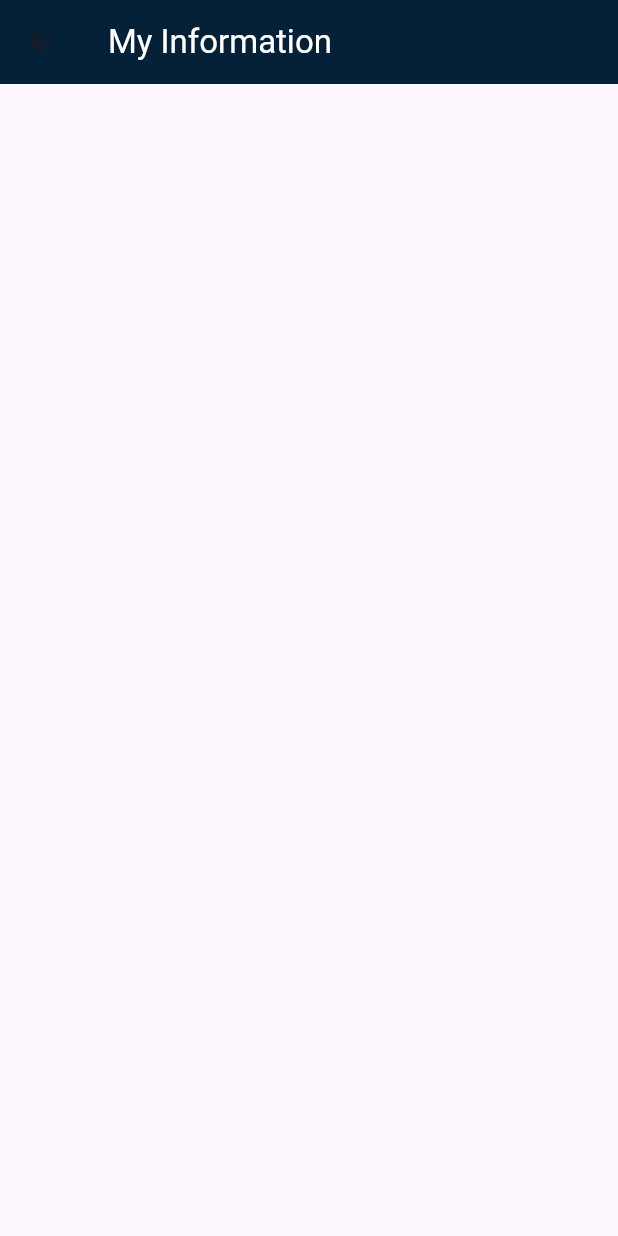
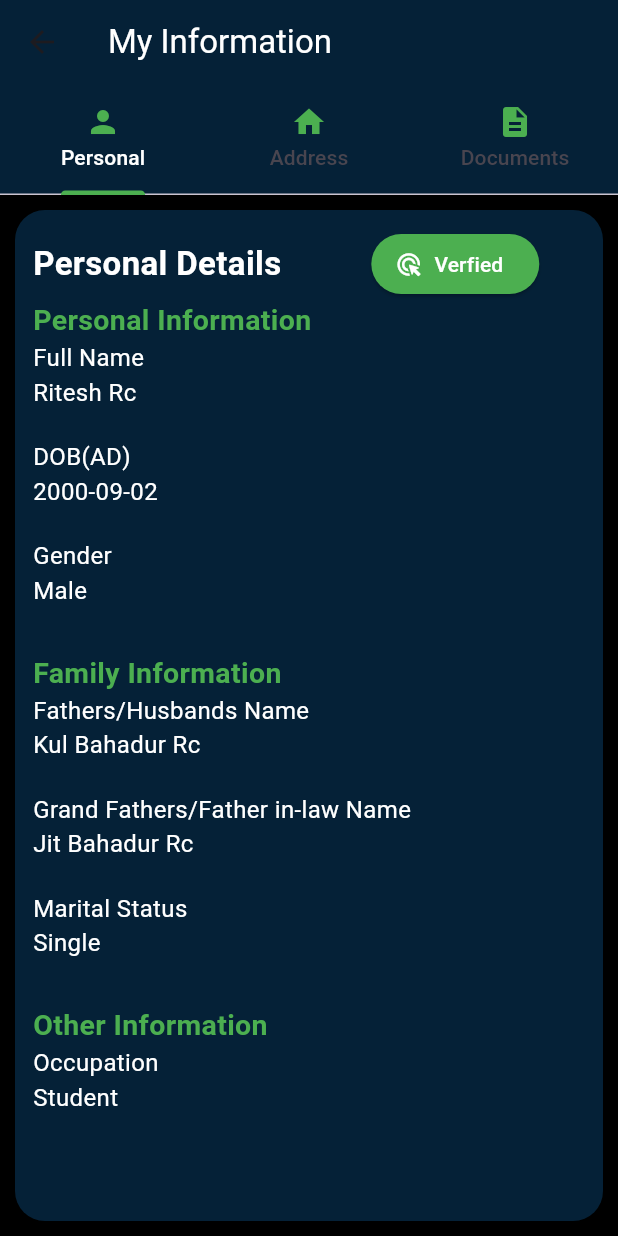
Before and after one commit to Ritesh4032/Purano-kapada-Ecommerce-App, a Flutter app: the Information screen opened directly, on a phone screen of 412 x 824 dp. Run offline on Flutter 3.47's test engine with Material 3 defaults, Android fonts, the phone set to English and light mode, and no system bars; our stand-ins replace flutter_rating_bar, flutter_riverpod, gap.

Commit message:
first commit

```diff
--- a/lib/constants/themes.dart
+++ b/lib/constants/themes.dart
@@ -31,4 +31,6 @@ class AppTheme {
     fontSize: 16,
     fontWeight: FontWeight.bold,
   );
+  static const KtextStyle =
+      TextStyle(color: Colors.white, fontSize: 16, fontWeight: FontWeight.w400);
 }
--- a/lib/views/information.dart
+++ b/lib/views/information.dart
@@ -1,5 +1,6 @@
 import 'package:flutter/material.dart';
 import 'package:flutter_ecommerce/constants/themes.dart';
+import 'package:flutter_ecommerce/views/personal_info.dart';
 
 class Information extends StatelessWidget {
   const Information({super.key});
@@ -14,6 +15,43 @@ class Information extends StatelessWidget {
         ),
         backgroundColor: kdarkColor,
       ),
+      body: DefaultTabController(
+        length: 3,
+        child: Column(
+          children: [
+            Container(
+              color: kdarkColor,
+              child: TabBar(
+                labelColor: Colors.white,
+                indicatorColor: Colors.green,
+                tabs: [
+                  Tab(
+                    icon: Icon(color: Colors.green, Icons.person),
+                    text: 'Personal',
+                  ),
+                  Tab(
+                    icon: Icon(color: Colors.green, Icons.home),
+                    text: 'Address',
+                  ),
+                  Tab(
+                    icon: Icon(color: Colors.green, Icons.description),
+                    text: 'Documents',
+                  ),
+                ],
+              ),
+            ),
+            Expanded(
+              child: TabBarView(
+                children: [
+                  Center(child: Personal()),
+                  Center(child: Text('Address Information')),
+                  Center(child: Text('Document Information')),
+                ],
+              ),
+            ),
+          ],
+        ),
+      ),
     );
   }
 }
--- /dev/null
+++ b/lib/views/personal_info.dart
@@ -0,0 +1,98 @@
+import 'package:flutter/material.dart';
+import 'package:flutter/widgets.dart';
+import 'package:flutter_ecommerce/constants/themes.dart';
+
+class Personal extends StatelessWidget {
+  const Personal({super.key});
+
+  @override
+  Widget build(BuildContext context) {
+    return Scaffold(
+      backgroundColor: Colors.black,
+      body: Padding(
+        padding: const EdgeInsets.all(10.0),
+        child: Container(
+          height: MediaQuery.of(context).size.height,
+          width: MediaQuery.of(context).size.width,
+          decoration: BoxDecoration(
+            borderRadius: BorderRadius.circular(20),
+            color: kdarkColor,
+          ),
+          child: Padding(
+            padding: const EdgeInsets.all(12.0),
+            child: Column(
+              crossAxisAlignment: CrossAxisAlignment.start,
+              children: [
+                Row(
+                  children: [
+                    Text(
+                      'Personal Details',
+                      style: TextStyle(
+                          color: Colors.white,
+                          fontSize: 22,
+                          fontWeight: FontWeight.bold),
+                    ),
+                    SizedBox(width: 60),
+                    ElevatedButton.icon(
+                        style: ButtonStyle(
+                            backgroundColor:
+                                MaterialStateProperty.all(Colors.green)),
+                        onPressed: () {},
+                        icon:
+                            Icon(color: Colors.white, Icons.ads_click_rounded),
+                        label: Text(
+                          'Verfied',
+                          style: TextStyle(color: Colors.white),
+                        )),
+                  ],
+                ),
+                Text(
+                  'Personal Information',
+                  style: TextStyle(
+                      color: Colors.green,
+                      fontSize: 19,
+                      fontWeight: FontWeight.bold),
+                ),
+                Text('Full Name', style: AppTheme.KtextStyle),
+                Text('Ritesh Rc', style: AppTheme.KtextStyle),
+                SizedBox(height: 20),
+                Text('DOB(AD)', style: AppTheme.KtextStyle),
+                Text('2000-09-02', style: AppTheme.KtextStyle),
+                SizedBox(height: 20),
+                Text('Gender', style: AppTheme.KtextStyle),
+                Text('Male', style: AppTheme.KtextStyle),
+                SizedBox(height: 30),
+                Text(
+                  'Family Information',
+                  style: TextStyle(
+                      color: Colors.green,
+                      fontSize: 19,
+                      fontWeight: FontWeight.bold),
+                ),
+                Text('Fathers/Husbands Name', style: AppTheme.KtextStyle),
+                Text('Kul Bahadur Rc', style: AppTheme.KtextStyle),
+                SizedBox(height: 20),
+                Text('Grand Fathers/Father in-law Name',
+                    style: AppTheme.KtextStyle),
+                Text('Jit Bahadur Rc', style: AppTheme.KtextStyle),
+                SizedBox(height: 20),
+                Text('Marital Status', style: AppTheme.KtextStyle),
+                Text('Single', style: AppTheme.KtextStyle),
+                SizedBox(height: 30),
+                Text(
+                  'Other Information',
+                  style: TextStyle(
+                      color: Colors.green,
+                      fontSize: 19,
+                      fontWeight: FontWeight.bold),
+                ),
+                Text('Occupation', style: AppTheme.KtextStyle),
+                Text('Student', style: AppTheme.KtextStyle),
+              ],
+            ),
+          ),
+        ),
+      ),
+    );
+  }
+}
```
Also changed, not shown: 1 other file.
